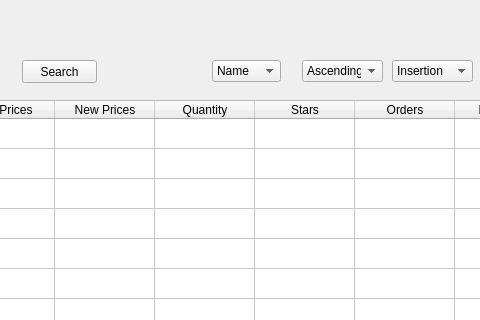
Before: the Qt Designer form Medicine Guide.ui in UswaArif/Medicines-Guide-System, drawn with Qt 5; both pictures show x 158 to 638 and y 0 to 320 of the 800 by 600 pixel window.
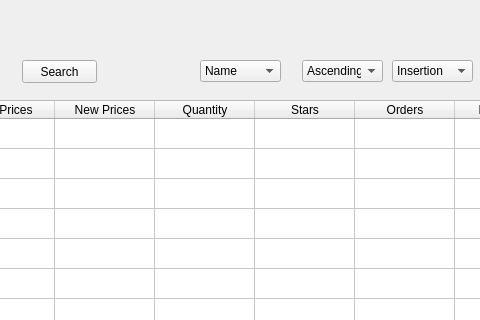
After: the same form once the commit is applied.

```diff
--- a/Medicine Guide.ui
+++ b/Medicine Guide.ui
@@ -411,9 +411,9 @@
    <widget class="QComboBox" name="ColumncomboBox">
     <property name="geometry">
      <rect>
-      <x>370</x>
+      <x>358</x>
       <y>60</y>
-      <width>69</width>
+      <width>81</width>
       <height>22</height>
      </rect>
     </property>
```
Left out of the diff: 2 changed lines with no effect on the pictures.
